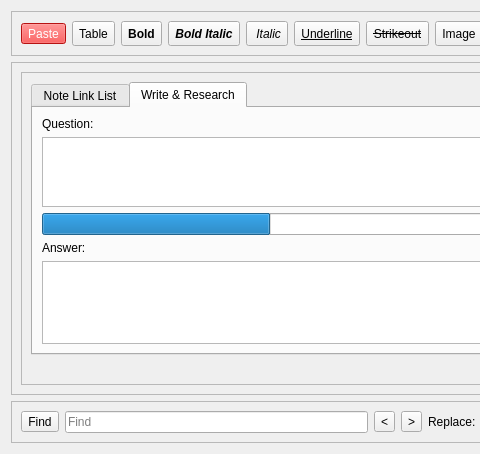
ic005k/Knot, file src/Notes/Notes.ui: the form before one commit; both pictures show x 0 to 480 and y 0 to 454 of the 1064 by 454 pixel window.
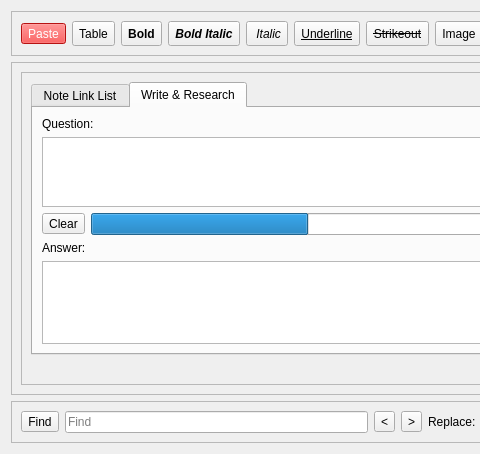
The form after the commit. Icons and pictures are not drawn.

```diff
--- a/src/Notes/Notes.ui
+++ b/src/Notes/Notes.ui
@@ -604,6 +604,13 @@
                </item>
                <item>
                 <layout class="QHBoxLayout" name="horizontalLayout_5">
+                 <item>
+                  <widget class="QToolButton" name="btnClearQuestion">
+                   <property name="text">
+                    <string>Clear</string>
+                   </property>
+                  </widget>
+                 </item>
                  <item>
                   <widget class="QProgressBar" name="progQA">
                    <property name="value">
```
